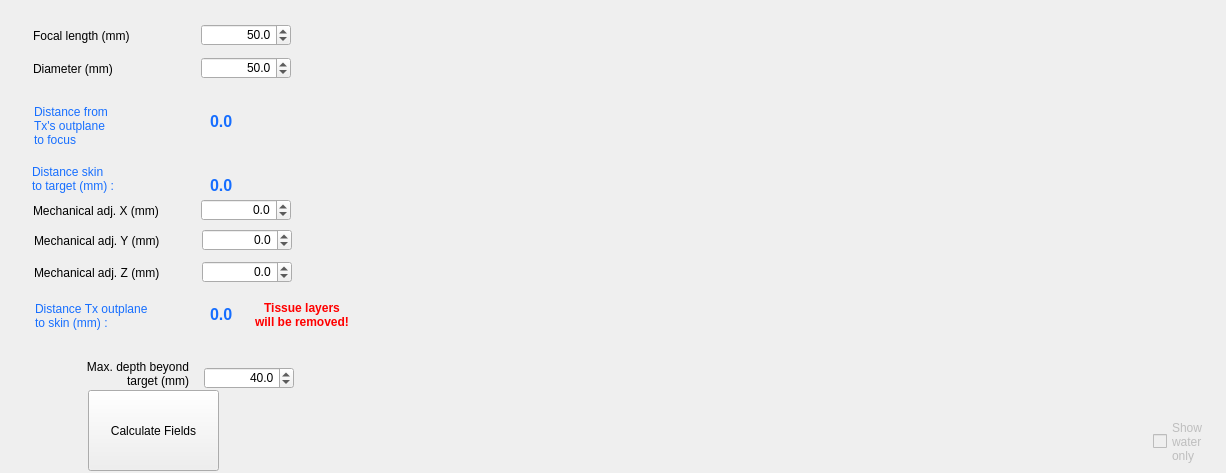
Qt form BabelBrain/Babel_SingleTx/form.ui (ProteusMRIgHIFU/BabelBrain) before a commit.
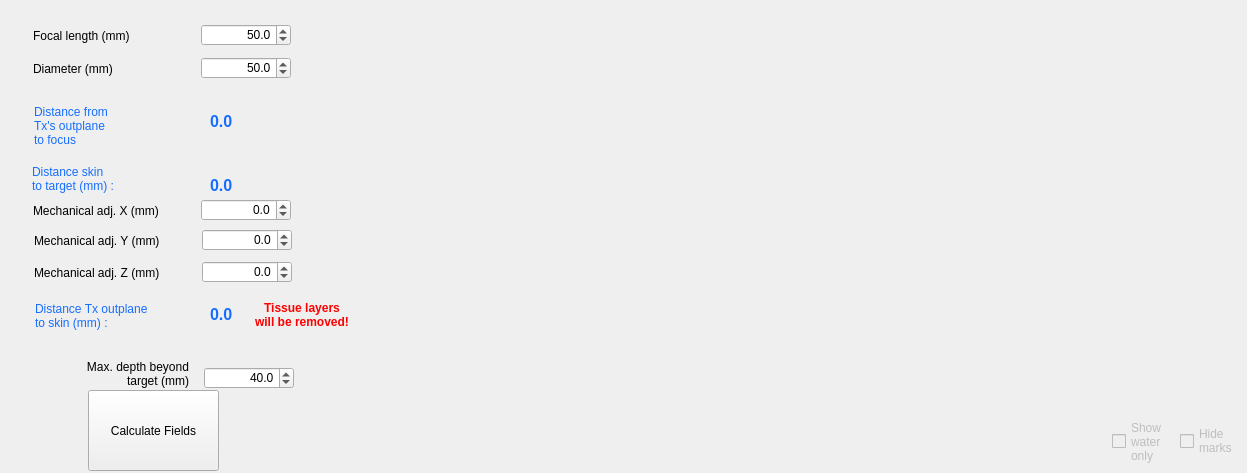
The same form after that commit.

Commit message: Add option to hide marks from plots

```diff
--- a/BabelBrain/Babel_SingleTx/form.ui
+++ b/BabelBrain/Babel_SingleTx/form.ui
@@ -6,7 +6,7 @@
    <rect>
     <x>0</x>
     <y>0</y>
-    <width>1226</width>
+    <width>1247</width>
     <height>473</height>
    </rect>
   </property>
@@ -461,7 +461,7 @@
     <rect>
      <x>405</x>
      <y>410</y>
-     <width>730</width>
+     <width>704</width>
      <height>61</height>
     </rect>
    </property>
@@ -472,7 +472,7 @@
    </property>
    <property name="geometry">
     <rect>
-     <x>1153</x>
+     <x>1112</x>
      <y>416</y>
      <width>71</width>
      <height>51</height>
@@ -484,6 +484,23 @@
 only</string>
    </property>
   </widget>
+  <widget class="QCheckBox" name="HideMarkscheckBox">
+   <property name="enabled">
+    <bool>false</bool>
+   </property>
+   <property name="geometry">
+    <rect>
+     <x>1180</x>
+     <y>427</y>
+     <width>69</width>
+     <height>28</height>
+    </rect>
+   </property>
+   <property name="text">
+    <string>Hide
+marks</string>
+   </property>
+  </widget>
  </widget>
  <resources/>
  <connections/>
```
The commit also changes 18 other files.
